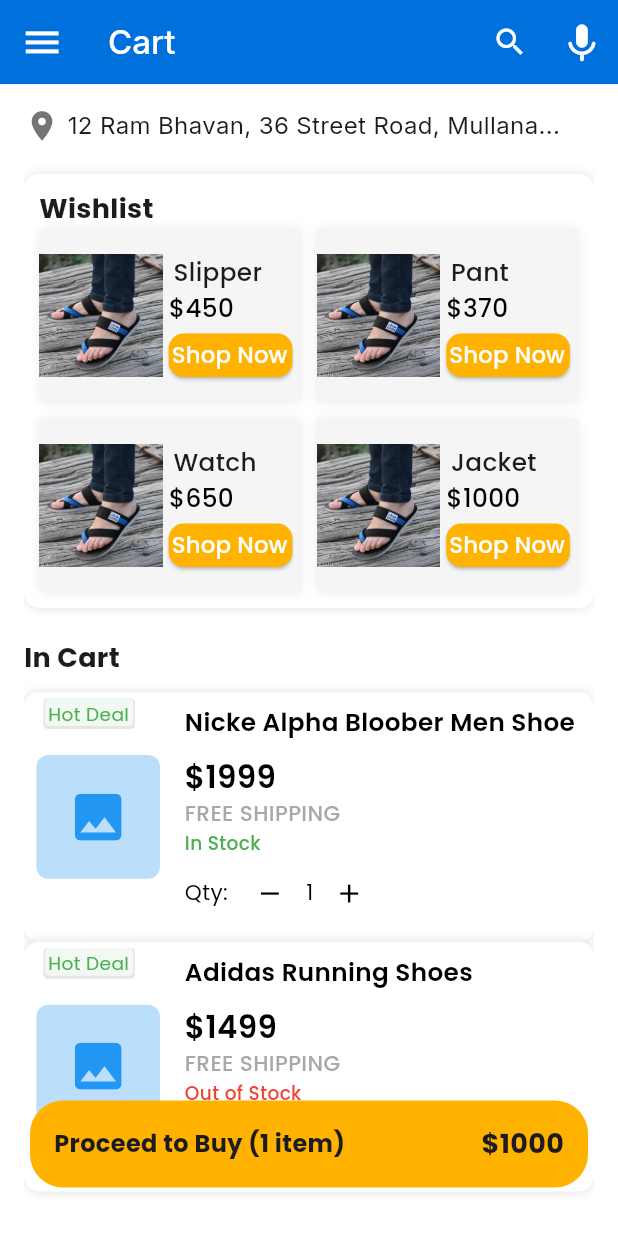
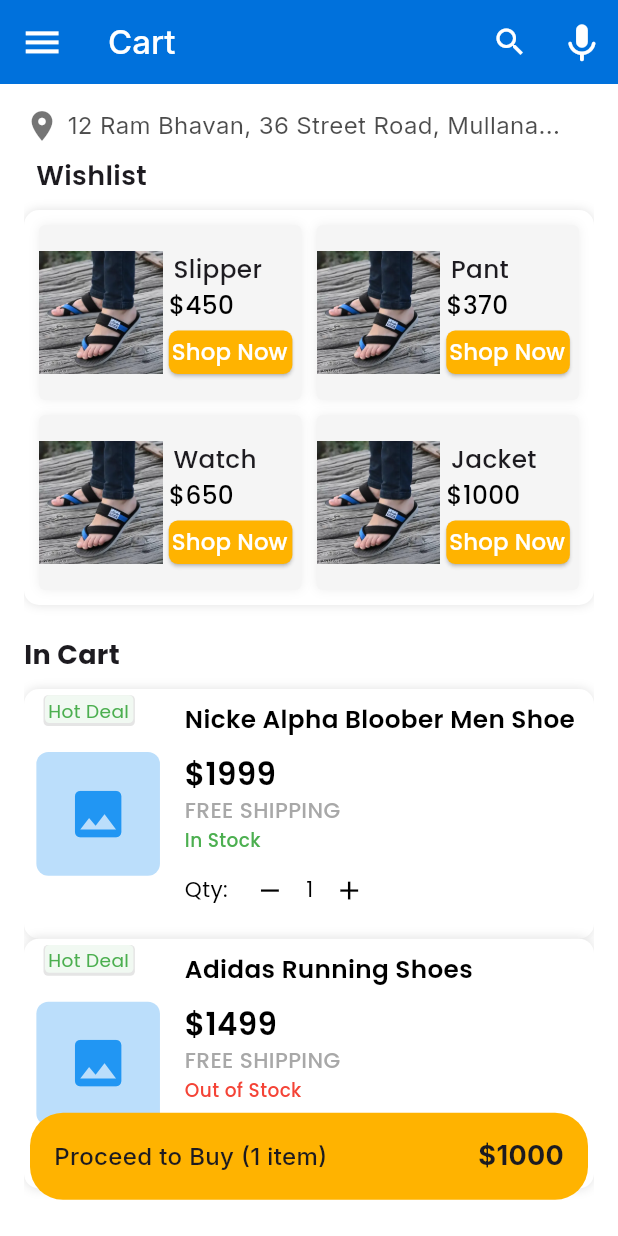
Before and after one commit to kartikkumarofficial/TakeIt, a Flutter app: the CartScreen screen opened directly, on a phone screen of 412 x 824 dp. Run offline on Flutter 3.47's test engine with Material 3 defaults, Android fonts, the phone set to English and light mode, and no system bars; our stand-ins replace animate_do, cached_network_image, firebase_auth, firebase_core, fluttertoast, font_awesome_flutter and 4 more; missing offline and left inert: cloudinary, cloudinary_url_gen; accounts and stored records are empty.

Commit message:
bug fixes

```diff
--- a/lib/pages/cart.dart
+++ b/lib/pages/cart.dart
@@ -217,11 +217,15 @@ class _CartScreenState extends State<CartScreen> {
                         Expanded(
                           child: Text("12 Ram Bhavan, 36 Street Road, Mullana...",
                               overflow: TextOverflow.ellipsis,
-                              style: GoogleFonts.inter(fontSize: 16)),
+                              style: GoogleFonts.inter(fontSize: 16,color: Colors.black.withOpacity(0.7))),
                         )
                       ],
                     ),
-                    SizedBox(height: 20),
+                    Padding(
+                      padding:  EdgeInsets.only(left: 8.0,top: 8),
+                      child: Text("Wishlist", style: GoogleFonts.poppins(fontSize: 18, fontWeight: FontWeight.w600)),
+                    ),
+                    SizedBox(height: 10),
                     if (wishlist.isNotEmpty) WishlistContainer(wishlist: wishlist),
                     SizedBox(height: 20),
                     Text("In Cart", style: GoogleFonts.poppins(fontSize: 18, fontWeight: FontWeight.bold)),
@@ -241,7 +245,7 @@ class _CartScreenState extends State<CartScreen> {
               ),
             ),
             Positioned(
-              bottom: Get.width*0.03,
+              bottom: Get.width*0.01,
               left: 0,
               right: 0,
               child: Container(
@@ -255,8 +259,10 @@ class _CartScreenState extends State<CartScreen> {
                 child: Row(
                   mainAxisAlignment: MainAxisAlignment.spaceBetween,
                   children: [
-                    Text("Proceed to Buy (1 item)", style: TextStyle(fontSize: 16, fontWeight: FontWeight.bold)),
-                    Text("\$1000", style: TextStyle(fontSize: 18, fontWeight: FontWeight.bold)),
+                    Text("Proceed to Buy (1 item)", style: GoogleFonts.inter(fontSize: 16,
+                        fontWeight: FontWeight.w500)),
+                    Text("\$1000", style: GoogleFonts.inter(fontSize: 18,
+                        fontWeight: FontWeight.bold)),
                   ],
                 ),
               ),
@@ -284,7 +290,7 @@ class WishlistContainer extends StatelessWidget {
       child: Column(
         crossAxisAlignment: CrossAxisAlignment.start,
         children: [
-          Text("Wishlist", style: TextStyle(fontSize: 18, fontWeight: FontWeight.bold)),
+
           GridView.builder(
             shrinkWrap: true,
             physics: NeverScrollableScrollPhysics(),
@@ -336,7 +342,7 @@ class WishlistContainer extends StatelessWidget {
                               style: ElevatedButton.styleFrom(
                                 backgroundColor:  Color.fromRGBO(255, 179, 0, 1),
                                 shape: RoundedRectangleBorder(
-                                  borderRadius: BorderRadius.circular(10),
+                                  borderRadius: BorderRadius.circular(6),
                                 ),
                                 padding: EdgeInsets.symmetric(vertical: 1, horizontal: 2),
                               ),
```
Also changed, not shown: lib/auth/auth_google.dart (+12 -8 lines), lib/pages/auth/signup.dart (+7 -2 lines).
